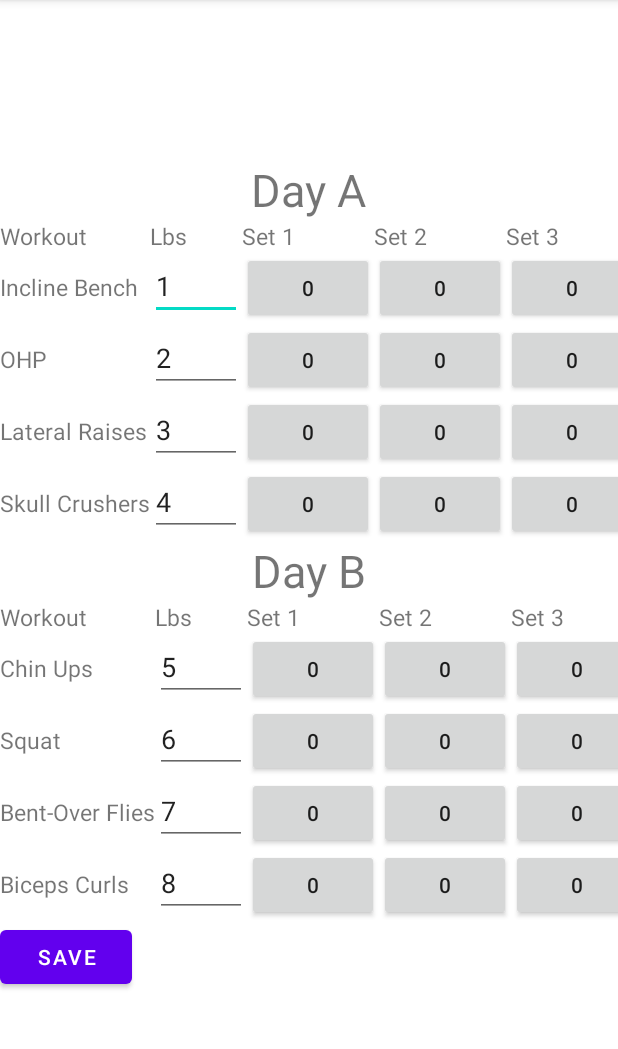
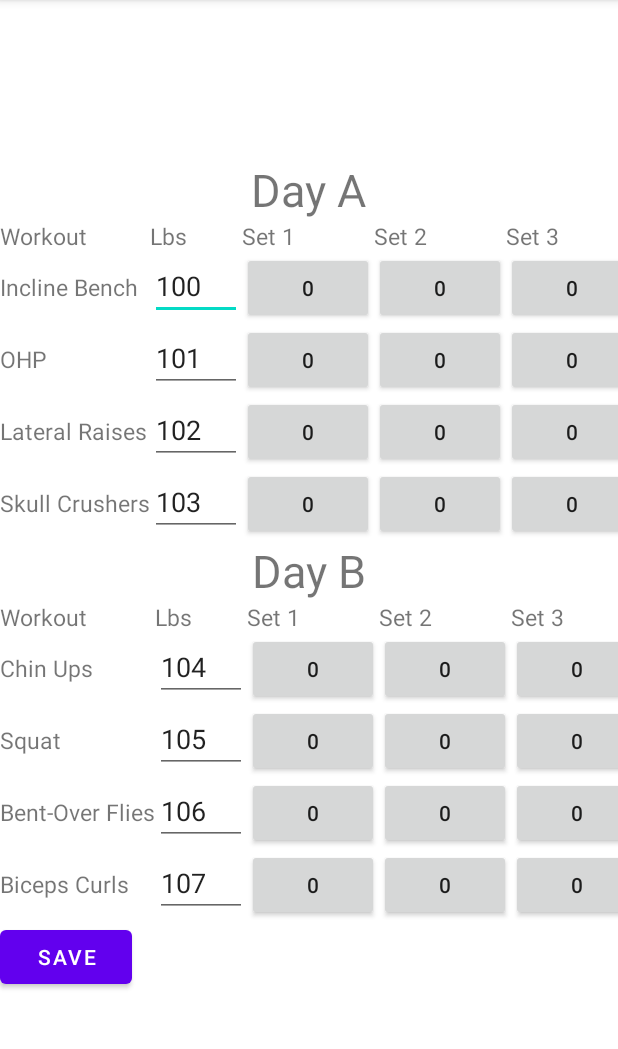
Before and after one commit to ZacGerh/GymAssistant, an Android app: the screen it shows after launch (MainActivity), after a tap on "SAVE", on a phone screen of 412 x 824 dp, the part 84-1133 px from its top. Run offline under Robolectric (Android 15) with nearby library versions, the phone set to English and light mode, and no system bars; network calls fail.

Commit message:
Saving to and from data object using GSON

```diff
--- a/app/build.gradle
+++ b/app/build.gradle
@@ -33,11 +33,12 @@ android {
 
 dependencies {
 
-    implementation 'androidx.core:core-ktx:1.3.2'
-    implementation 'androidx.appcompat:appcompat:1.2.0'
-    implementation 'com.google.android.material:material:1.3.0'
-    implementation 'androidx.constraintlayout:constraintlayout:2.0.4'
-    testImplementation 'junit:junit:4.+'
-    androidTestImplementation 'androidx.test.ext:junit:1.1.2'
-    androidTestImplementation 'androidx.test.espresso:espresso-core:3.3.0'
+    implementation 'androidx.core:core-ktx:1.7.0'
+    implementation 'androidx.appcompat:appcompat:1.4.0'
+    implementation 'com.google.android.material:material:1.4.0'
+    implementation 'androidx.constraintlayout:constraintlayout:2.1.2'
+    testImplementation 'junit:junit:4.13.2'
+    androidTestImplementation 'androidx.test.ext:junit:1.1.3'
+    androidTestImplementation 'androidx.test.espresso:espresso-core:3.4.0'
+    implementation 'com.google.code.gson:gson:2.8.9'
 }
--- a/app/src/main/java/com/example/gymassistant/MainActivity.kt
+++ b/app/src/main/java/com/example/gymassistant/MainActivity.kt
@@ -5,7 +5,7 @@ import android.os.Bundle
 import android.widget.Button
 import android.widget.EditText
 import android.widget.Toast
-import org.json.JSONObject
+import com.google.gson.Gson
 import java.lang.Exception
 
 class MainActivity : AppCompatActivity() {
@@ -13,8 +13,12 @@ class MainActivity : AppCompatActivity() {
     override fun onCreate(savedInstanceState: Bundle?) {
         super.onCreate(savedInstanceState)
         setContentView(R.layout.activity_main)
+        val storage = PrivateStorage(this)
+
+
 
         val benchText : EditText = findViewById(R.id.InclineBench)
+
         val ohpText : EditText = findViewById(R.id.OHP)
         val lateralRaisesText : EditText = findViewById(R.id.LateralRaises)
         val skullCrushersText : EditText = findViewById(R.id.SkullCrushers)
@@ -23,53 +27,37 @@ class MainActivity : AppCompatActivity() {
         val bentFliesText : EditText = findViewById(R.id.BentFlies)
         val bicepCurlText : EditText = findViewById(R.id.BicepCurls)
 
-
-        val storage = PrivateStorage(this)
-
-        val toSet = storage.readWorkoutData()
-        var json : JSONObject
+        var saveData = SaveJsonObject()
         try {
-            json = JSONObject(toSet)
+            saveData = Gson().fromJson<SaveJsonObject>(storage.readWorkoutData(), SaveJsonObject::class.java)
         }
         catch (ex : Exception) {
-            json = JSONObject()
-            json.put("InclineBench", "1")
-            json.put("OHP", "2")
-            json.put("LateralRaises", "3")
-            json.put("SkullCrushers", "4")
-
-            json.put("ChinUps", "5")
-            json.put("Squat", "6")
-            json.put("BentFlies", "7")
-            json.put("BicepCurls", "8")
+            //
         }
 
-        benchText.setText(json.get("InclineBench") as String)
-        ohpText.setText(json.get("OHP") as String)
-        lateralRaisesText.setText(json.get("LateralRaises") as String)
-        skullCrushersText.setText(json.get("SkullCrushers") as String)
 
-        chinUpText.setText(json.get("ChinUps") as String)
-        squatText.setText(json.get("Squat") as String)
-        bentFliesText.setText(json.get("BentFlies") as String)
-        bicepCurlText.setText(json.get("BicepCurls") as String)
+        benchText.setText(saveData.benchText)
+        ohpText.setText(saveData.ohpText)
+        lateralRaisesText.setText(saveData.lateralRaisesText)
+        skullCrushersText.setText(saveData.skullCrushersText)
+
+        chinUpText.setText(saveData.chinUpText)
+        squatText.setText(saveData.squatText)
+        bentFliesText.setText(saveData.bentFliesText)
+        bicepCurlText.setText(saveData.bicepCurlText)
 
         val saveButton : Button = findViewById(R.id.savebtn)
 
         saveButton.setOnClickListener {
-            json.put("InclineBench", benchText.text.toString())
-            json.put("OHP", ohpText.text.toString())
-            json.put("LateralRaises", lateralRaisesText.text.toString())
-            json.put("SkullCrushers", skullCrushersText.text.toString())
-
-            json.put("ChinUps", chinUpText.text.toString())
-            json.put("Squat", squatText.text.toString())
-            json.put("BentFlies", bentFliesText.text.toString())
-            json.put("BicepCurls", bicepCurlText.text.toString())
-
-
-
-            storage.writeWorkoutData(json.toString())
+            saveData.benchText = benchText.text.toString()
+            saveData.ohpText = ohpText.text.toString()
+            saveData.lateralRaisesText = lateralRaisesText.text.toString()
+            saveData.skullCrushersText = skullCrushersText.text.toString()
+            saveData.chinUpText = chinUpText.text.toString()
+            saveData.squatText = squatText.text.toString()
+            saveData.bentFliesText = bentFliesText.text.toString()
+            saveData.bicepCurlText = bicepCurlText.text.toString()
+            storage.writeWorkoutData(Gson().toJson(saveData))
             Toast.makeText(this, "Saved", Toast.LENGTH_SHORT).show()
         }
 
--- a/app/src/main/java/com/example/gymassistant/PrivateStorage.kt
+++ b/app/src/main/java/com/example/gymassistant/PrivateStorage.kt
@@ -3,7 +3,6 @@ package com.example.gymassistant
 import android.content.Context
 import java.io.File
 import java.io.FileInputStream
-import java.lang.Exception
 
 class PrivateStorage (context: Context) {
     val path = context.getFilesDir()
@@ -15,12 +14,6 @@ class PrivateStorage (context: Context) {
         file.writeText(fileContents)
     }
     fun readWorkoutData(): String {
-        try {
-            return FileInputStream(file).bufferedReader().use { it.readText() }
-        } catch (ex: Exception) {
-            workoutDir.mkdirs()
-            file.writeText("")
-            return ""
-        }
+        return FileInputStream(file).bufferedReader().use { it.readText() }
     }
 }
--- a/app/src/main/java/com/example/gymassistant/SaveJsonObject.kt
+++ b/app/src/main/java/com/example/gymassistant/SaveJsonObject.kt
@@ -1,23 +1,11 @@
 package com.example.gymassistant
 
-import android.content.Context
-import android.util.AttributeSet
-import androidx.appcompat.widget.AppCompatButton
-import org.json.JSONObject
-
-class SaveJsonObject () : JSONObject (){
-
-    init {
-        this.put("InclineBench", "1")
-        this.put("OHP", "2")
-        this.put("LateralRaises", "3")
-        this.put("SkullCrushers", "4")
-
-        this.put("ChinUps", "5")
-        this.put("Squat", "6")
-        this.put("BentFlies", "7")
-        this.put("BicepCurls", "8")
-    }
-
-
-}
+data class SaveJsonObject (var benchText : String? = "100",
+                           var ohpText : String? = "101",
+                           var lateralRaisesText : String? = "102",
+                           var skullCrushersText : String? = "103",
+                           var chinUpText : String? = "104",
+                           var squatText : String? = "105",
+                           var bentFliesText : String? = "106",
+                           var bicepCurlText : String? = "107")
+{}
```
